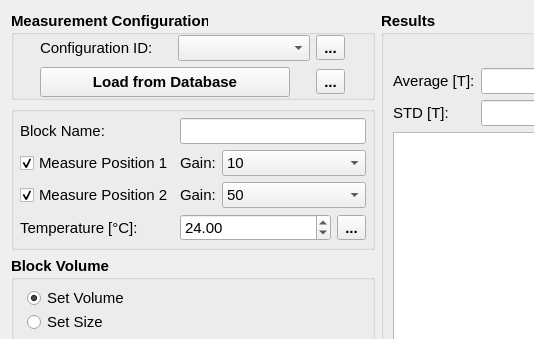
Qt form helmholtz/gui/ui/measurementwidget.ui (lnls-ima/helmholtz-coil-control) before a commit; both pictures show x 0 to 534 and y 0 to 339 of the 1021 by 804 pixel window.
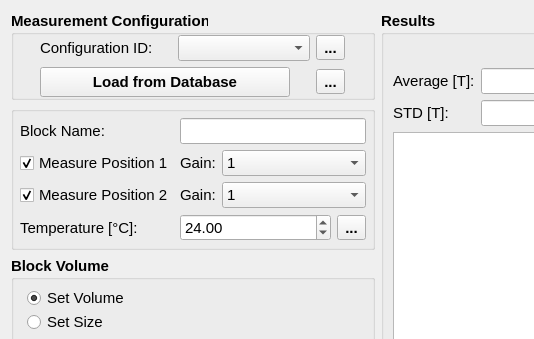
The same form after that commit. Icons and pictures are not drawn. Custom widgets are drawn as their Qt base class.

Diff of the .ui file:
```diff
--- a/helmholtz/gui/ui/measurementwidget.ui
+++ b/helmholtz/gui/ui/measurementwidget.ui
@@ -777,7 +777,7 @@
          </font>
         </property>
         <property name="currentIndex">
-         <number>3</number>
+         <number>0</number>
         </property>
         <item>
          <property name="text">
@@ -853,7 +853,7 @@
          </font>
         </property>
         <property name="currentIndex">
-         <number>5</number>
+         <number>0</number>
         </property>
         <item>
          <property name="text">
```
Left out of the diff: 30 changed lines with no effect on the pictures.
